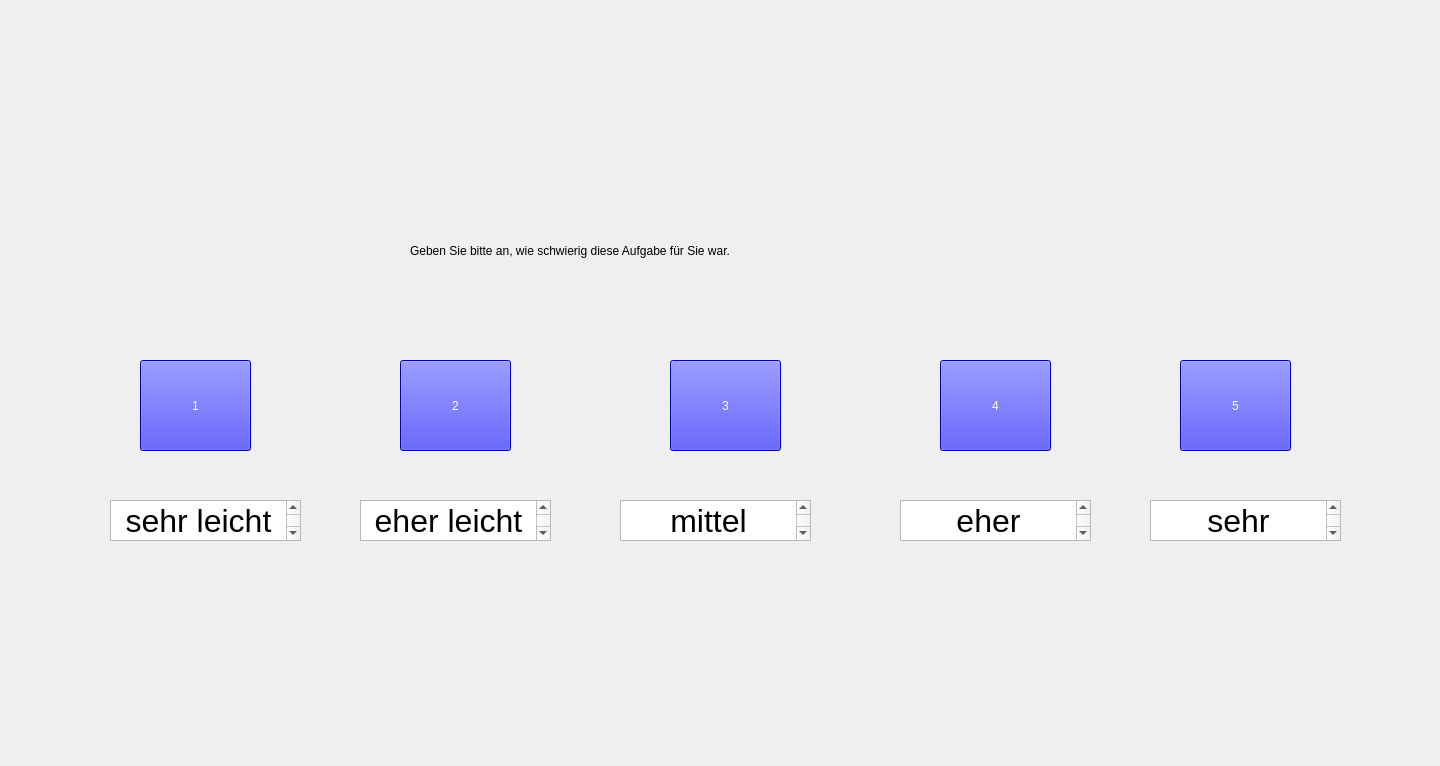
Qt form forms/diff.ui (IKI-Lab/auscultation_AI_noise_exp) before a commit.
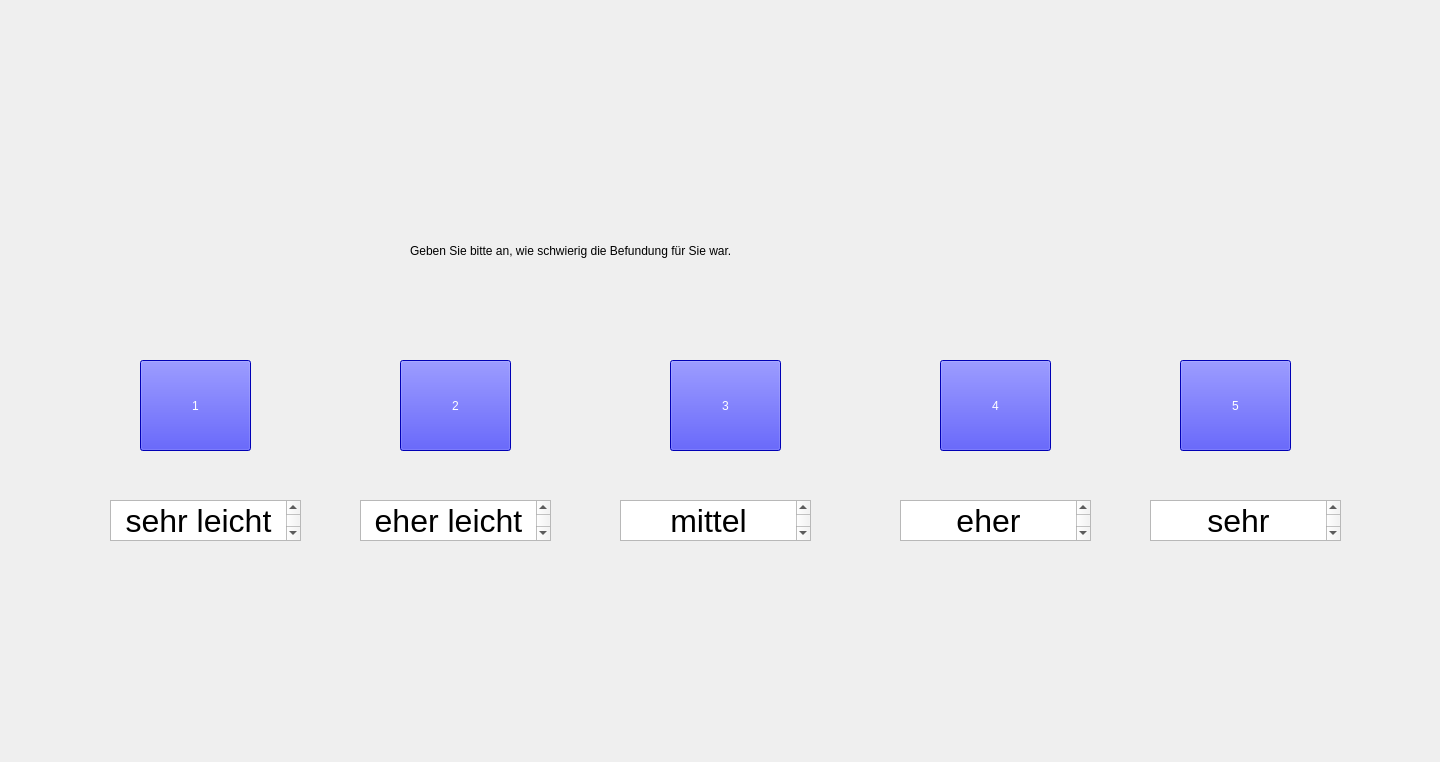
The same form after that commit.

What changed in the file:
```diff
--- a/forms/diff.ui
+++ b/forms/diff.ui
@@ -7,7 +7,7 @@
     <x>0</x>
     <y>0</y>
     <width>1440</width>
-    <height>766</height>
+    <height>762</height>
    </rect>
   </property>
   <property name="windowTitle">
@@ -27,7 +27,7 @@
 </string>
    </property>
    <property name="text">
-    <string>Geben Sie bitte an, wie schwierig diese Aufgabe für Sie war.</string>
+    <string>Geben Sie bitte an, wie schwierig die Befundung für Sie war.</string>
    </property>
   </widget>
   <widget class="QPushButton" name="pushButton">
```
